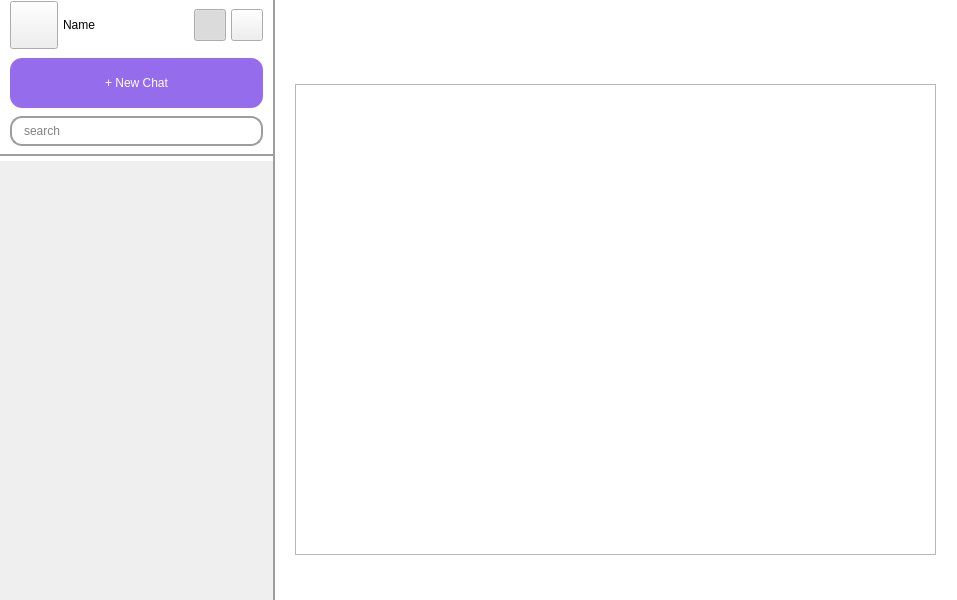
Above: Client/mainwindow.ui from AP-projects-4001/jan-hafte before the change. Below: the same form after it.
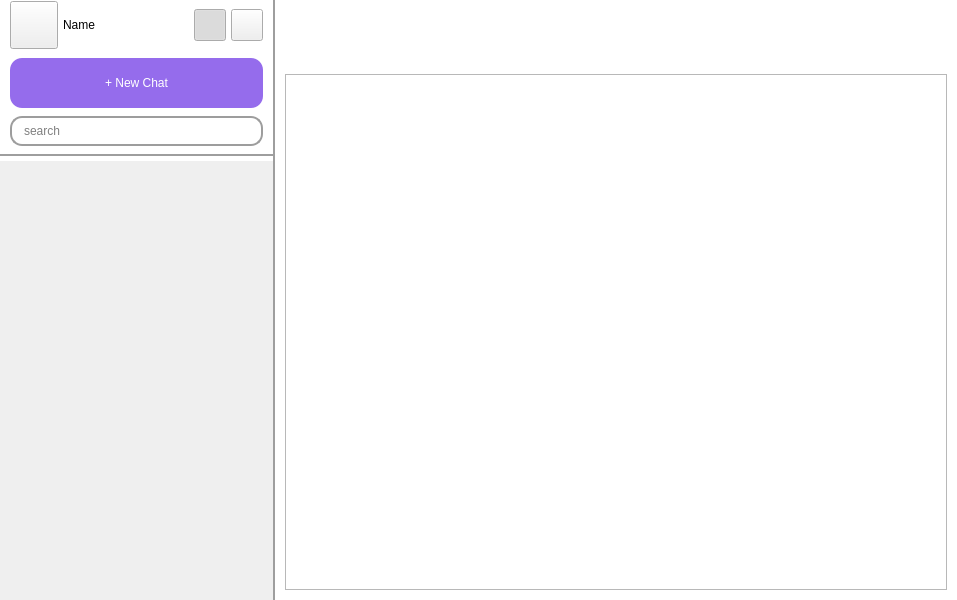
That is the form after the change. The open tabs and pages were chosen to show the change. Icons and pictures are not drawn.

```diff
--- a/Client/mainwindow.ui
+++ b/Client/mainwindow.ui
@@ -922,16 +922,26 @@
           </layout>
          </widget>
          <widget class="QWidget" name="graphViewArea">
-          <widget class="QGraphicsView" name="graphicsView">
-           <property name="geometry">
-            <rect>
-             <x>20</x>
-             <y>20</y>
-             <width>641</width>
-             <height>471</height>
-            </rect>
+          <layout class="QVBoxLayout" name="verticalLayout_13">
+           <property name="spacing">
+            <number>10</number>
            </property>
-          </widget>
+           <property name="leftMargin">
+            <number>10</number>
+           </property>
+           <property name="topMargin">
+            <number>10</number>
+           </property>
+           <property name="rightMargin">
+            <number>10</number>
+           </property>
+           <property name="bottomMargin">
+            <number>10</number>
+           </property>
+           <item>
+            <widget class="QGraphicsView" name="graphicsView"/>
+           </item>
+          </layout>
          </widget>
         </widget>
        </item>
```
